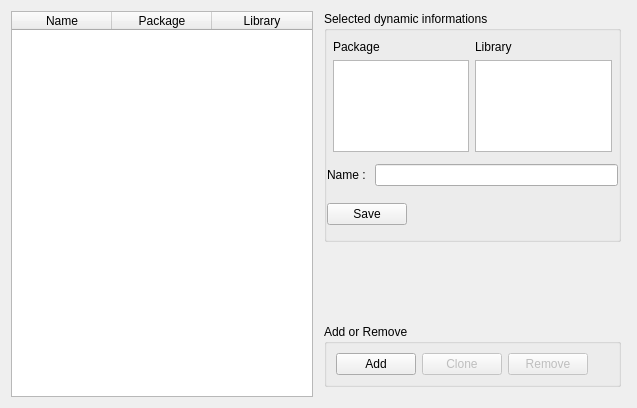
Old version of the form src/vle/gvle2/filevpzdynamics.ui in the repository vle-forge/vle.
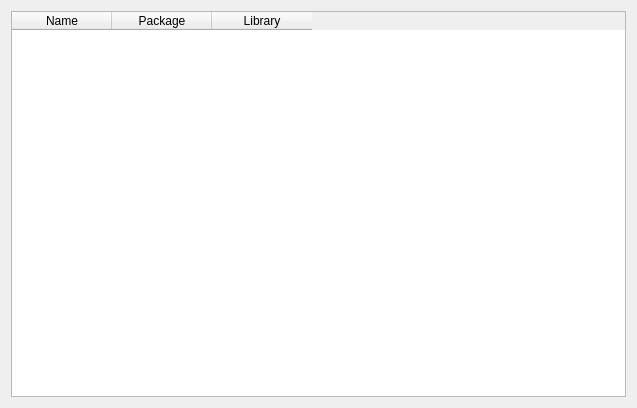
New version of the form.

Commit message:
gvle2: simplify dynamics tab and add undo/redo
- note: undo/redo are associated to tab, but there is a common undo stack.

```diff
--- a/src/vle/gvle2/filevpzdynamics.ui
+++ b/src/vle/gvle2/filevpzdynamics.ui
@@ -23,7 +23,7 @@
    <item>
     <widget class="QTableWidget" name="tabDynamics">
      <property name="sizePolicy">
-      <sizepolicy hsizetype="Fixed" vsizetype="Expanding">
+      <sizepolicy hsizetype="Expanding" vsizetype="Expanding">
        <horstretch>0</horstretch>
        <verstretch>0</verstretch>
       </sizepolicy>
@@ -34,11 +34,8 @@
        <height>0</height>
       </size>
      </property>
-     <property name="maximumSize">
-      <size>
-       <width>302</width>
-       <height>16777215</height>
-      </size>
+     <property name="contextMenuPolicy">
+      <enum>Qt::CustomContextMenu</enum>
      </property>
      <property name="horizontalScrollBarPolicy">
       <enum>Qt::ScrollBarAlwaysOff</enum>
@@ -69,190 +66,6 @@
      </column>
     </widget>
    </item>
-   <item>
-    <layout class="QVBoxLayout" name="verticalLayout_13">
-     <property name="leftMargin">
-      <number>5</number>
-     </property>
-     <property name="rightMargin">
-      <number>5</number>
-     </property>
-     <property name="bottomMargin">
-      <number>10</number>
-     </property>
-     <item>
-      <widget class="QGroupBox" name="dynDetailBox">
-       <property name="title">
-        <string>Selected dynamic informations</string>
-       </property>
-       <property name="flat">
-        <bool>false</bool>
-       </property>
-       <layout class="QVBoxLayout" name="verticalLayout_12">
-        <property name="leftMargin">
-         <number>0</number>
-        </property>
-        <property name="rightMargin">
-         <number>0</number>
-        </property>
-        <item>
-         <layout class="QHBoxLayout" name="horizontalLayout_6">
-          <property name="leftMargin">
-           <number>6</number>
-          </property>
-          <property name="rightMargin">
-           <number>6</number>
-          </property>
-          <item>
-           <layout class="QVBoxLayout" name="verticalLayout_10">
-            <item>
-             <widget class="QLabel" name="label_8">
-              <property name="text">
-               <string>Package</string>
-              </property>
-             </widget>
-            </item>
-            <item>
-             <widget class="QListWidget" name="dynPackageList"/>
-            </item>
-           </layout>
-          </item>
-          <item>
-           <layout class="QVBoxLayout" name="verticalLayout_11">
-            <item>
-             <widget class="QLabel" name="label_9">
-              <property name="text">
-               <string>Library</string>
-              </property>
-             </widget>
-            </item>
-            <item>
-             <widget class="QListWidget" name="dynLibraryList"/>
-            </item>
-           </layout>
-          </item>
-         </layout>
-        </item>
-        <item>
-         <layout class="QHBoxLayout" name="horizontalLayout_7">
-          <property name="leftMargin">
-           <number>0</number>
-          </property>
-          <property name="topMargin">
-           <number>6</number>
-          </property>
-          <property name="bottomMargin">
-           <number>6</number>
-          </property>
-          <item>
-           <widget class="QLabel" name="labelDynName">
-            <property name="text">
-             <string>Name : </string>
-            </property>
-           </widget>
-          </item>
-          <item>
-           <widget class="QLineEdit" name="dynNameEdit"/>
-          </item>
-         </layout>
-        </item>
-        <item>
-         <layout class="QHBoxLayout" name="horizontalLayout_8">
-          <property name="topMargin">
-           <number>5</number>
-          </property>
-          <property name="bottomMargin">
-           <number>5</number>
-          </property>
-          <item>
-           <widget class="QPushButton" name="dynSave">
-            <property name="text">
-             <string>Save</string>
-            </property>
-           </widget>
-          </item>
-          <item>
-           <spacer name="horizontalSpacer_5">
-            <property name="orientation">
-             <enum>Qt::Horizontal</enum>
-            </property>
-            <property name="sizeHint" stdset="0">
-             <size>
-              <width>40</width>
-              <height>20</height>
-             </size>
-            </property>
-           </spacer>
-          </item>
-         </layout>
-        </item>
-       </layout>
-      </widget>
-     </item>
-     <item>
-      <spacer name="verticalSpacer_2">
-       <property name="orientation">
-        <enum>Qt::Vertical</enum>
-       </property>
-       <property name="sizeHint" stdset="0">
-        <size>
-         <width>20</width>
-         <height>176</height>
-        </size>
-       </property>
-      </spacer>
-     </item>
-     <item>
-      <widget class="QGroupBox" name="dynActionsBox">
-       <property name="title">
-        <string>Add or Remove</string>
-       </property>
-       <layout class="QHBoxLayout" name="horizontalLayout_9">
-        <item>
-         <widget class="QPushButton" name="dynAdd">
-          <property name="text">
-           <string>Add</string>
-          </property>
-         </widget>
-        </item>
-        <item>
-         <widget class="QPushButton" name="dynClone">
-          <property name="enabled">
-           <bool>false</bool>
-          </property>
-          <property name="text">
-           <string>Clone</string>
-          </property>
-         </widget>
-        </item>
-        <item>
-         <widget class="QPushButton" name="dynRemove">
-          <property name="enabled">
-           <bool>false</bool>
-          </property>
-          <property name="text">
-           <string>Remove</string>
-          </property>
-         </widget>
-        </item>
-        <item>
-         <spacer name="horizontalSpacer_6">
-          <property name="orientation">
-           <enum>Qt::Horizontal</enum>
-          </property>
-          <property name="sizeHint" stdset="0">
-           <size>
-            <width>40</width>
-            <height>20</height>
-           </size>
-          </property>
-         </spacer>
-        </item>
-       </layout>
-      </widget>
-     </item>
-    </layout>
-   </item>
   </layout>
  </widget>
  <resources/>
```
Left out of the diff: 8 changed lines with no effect on the pictures. The commit also changes 5 other files.
